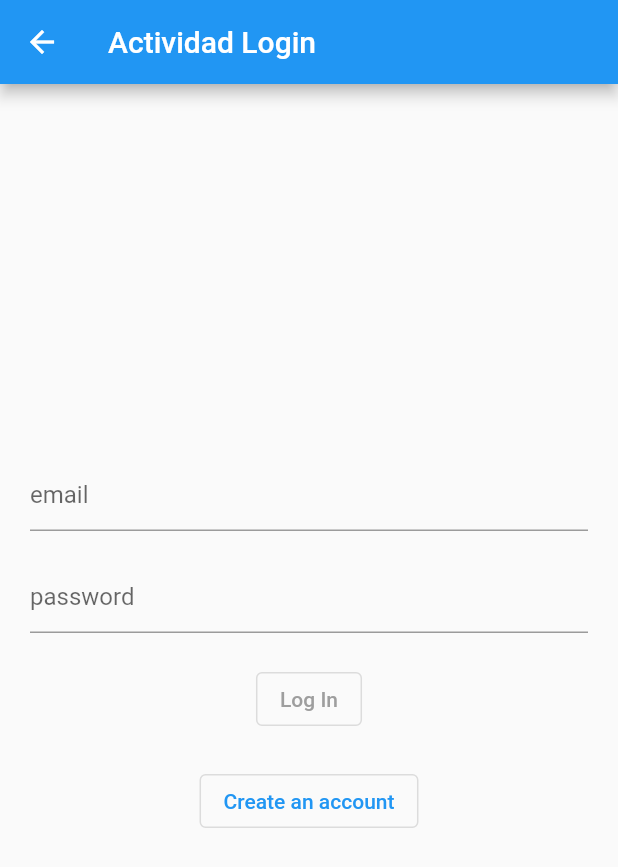
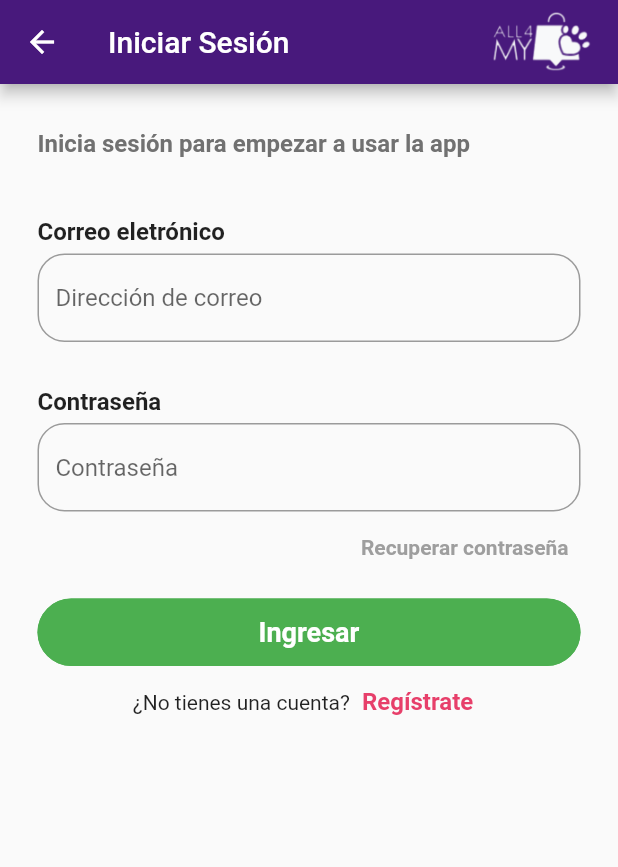
Before and after one commit to 203429/programacion_movil, a Flutter app: the Login screen opened directly, on a phone screen of 412 x 824 dp. Shown: the top 867 px of the screen. Run offline on Flutter 3.47's test engine with Material 2 defaults, Android fonts, the phone set to English and light mode, and no system bars; our stand-ins replace font_awesome_flutter.

Commit message:
login view updated

```diff
--- a/lib/pages/login.dart
+++ b/lib/pages/login.dart
@@ -7,40 +7,128 @@ class Login extends StatelessWidget {
   @override
   Widget build(BuildContext context) {
     return Scaffold(
-      appBar: AppBar(title: const Text("Actividad Login")),
+      appBar: AppBar(
+        title: Row(
+          mainAxisAlignment: MainAxisAlignment.spaceBetween,
+          children: [
+            const Text("Iniciar Sesión"),
+            Image.asset(
+              "assets/images/mini_logo.png",
+              width: 70,
+              height: 70,
+            ),
+          ],
+        ),
+        backgroundColor: const Color(0xff48197c),
+      ),
       body: Center(
         child: Padding(
-          padding: const EdgeInsets.only(top: 250),
-          child: SizedBox(
-            height: double.infinity,
-            width: double.infinity,
+          padding: const EdgeInsets.only(left: 25, right: 25),
+          child: LayoutBuilder(
+            builder:
+                (BuildContext context, BoxConstraints viewportConstraints) {
+              return SingleChildScrollView(
+                child: ConstrainedBox(
+                  constraints: BoxConstraints(
+                    minHeight: viewportConstraints.maxHeight,
+                  ),
                   child: Padding(
-              padding: const EdgeInsets.only(left: 20, right: 20),
+                    padding: const EdgeInsets.only(top: 30),
                     child: Column(
+                      crossAxisAlignment: CrossAxisAlignment.start,
                       children: [
                         const Padding(
-                    padding: EdgeInsets.only(bottom: 20),
-                    child: TextField(
-                      decoration: InputDecoration(hintText: ('email')),
+                          padding: EdgeInsets.only(bottom: 10),
+                          child: Text(
+                            "Inicia sesión para empezar a usar la app",
+                            style: TextStyle(
+                              fontWeight: FontWeight.bold,
+                              fontSize: 16,
+                              color: Color.fromARGB(255, 113, 113, 113),
+                            ),
                           ),
                         ),
                         const Padding(
-                    padding: EdgeInsets.only(bottom: 20),
-                    child: TextField(
-                      decoration: InputDecoration(hintText: ('password')),
+                          padding: EdgeInsets.only(top: 30, bottom: 5),
+                          child: Text(
+                            "Correo eletrónico",
+                            style: TextStyle(
+                                fontWeight: FontWeight.bold, fontSize: 16),
                           ),
                         ),
-                  OutlinedButton(
-                    style: ButtonStyle(
-                      foregroundColor:
-                          MaterialStateProperty.all<Color>(Colors.grey),
+                        TextField(
+                          decoration: InputDecoration(
+                            border: OutlineInputBorder(
+                              borderRadius: BorderRadius.circular(18),
+                            ),
+                            hintText: ('Dirección de correo'),
+                          ),
+                        ),
+                        const Padding(
+                          padding: EdgeInsets.only(top: 30, bottom: 5),
+                          child: Text(
+                            "Contraseña",
+                            style: TextStyle(
+                                fontWeight: FontWeight.bold, fontSize: 16),
+                          ),
+                        ),
+                        TextField(
+                          obscureText: true,
+                          decoration: InputDecoration(
+                            border: OutlineInputBorder(
+                              borderRadius: BorderRadius.circular(18),
+                            ),
+                            hintText: ('Contraseña'),
+                          ),
+                        ),
+                        Row(
+                          mainAxisAlignment: MainAxisAlignment.end,
+                          children: [
+                            TextButton(
+                              onPressed: () {},
+                              child: const Text(
+                                'Recuperar contraseña',
+                                style: TextStyle(
+                                    fontSize: 14,
+                                    fontWeight: FontWeight.bold,
+                                    color: Colors.grey),
+                              ),
+                            ),
+                          ],
+                        ),
+                        Padding(
+                          padding: const EdgeInsets.only(top: 10),
+                          child: SizedBox(
+                            width: double.infinity,
+                            height: 45,
+                            child: OutlinedButton(
+                              style: OutlinedButton.styleFrom(
+                                backgroundColor: Colors.green,
+                                shape: (RoundedRectangleBorder(
+                                  borderRadius: BorderRadius.circular(25),
+                                )),
+                                side: const BorderSide(
+                                  width: 2,
+                                  color: Colors.green,
+                                ),
+                              ),
+                              child: const Text(
+                                "Ingresar",
+                                style: TextStyle(
+                                  fontSize: 18,
+                                  fontWeight: FontWeight.bold,
+                                  color: Colors.white,
+                                ),
                               ),
                               onPressed: () {},
-                    child: const Text('Log In'),
                             ),
-                  Padding(
-                    padding: const EdgeInsets.only(top: 20),
-                    child: OutlinedButton(
+                          ),
+                        ),
+                        Row(
+                          mainAxisAlignment: MainAxisAlignment.center,
+                          children: [
+                            const Text("¿No tienes una cuenta?"),
+                            TextButton(
                               onPressed: () {
                                 Navigator.push(
                                   context,
@@ -48,43 +136,25 @@ class Login extends StatelessWidget {
                                       builder: (context) => const Register()),
                                 );
                               },
-                      child: const Text('Create an account'),
+                              child: const Text(
+                                'Regístrate',
+                                style: TextStyle(
+                                    fontSize: 16,
+                                    fontWeight: FontWeight.bold,
+                                    color: Color(0xffe73f6a)),
                               ),
                             ),
                           ],
                         ),
+                      ],
                     ),
+                  ),
+                ),
+              );
+            },
           ),
         ),
       ),
     );
   }
 }
-
-
-
-      // body: Center(
-      //   child: Padding(
-      //     padding: const EdgeInsets.only(top: 550),
-      //     child: SizedBox(
-      //       height: double.infinity,
-      //       width: double.infinity,
-      //       child: Padding(
-      //         padding: const EdgeInsets.only(left: 20, right: 20),
-      //         child: Column(
-      //           children: const [
-      //             Padding(
-      //               padding: EdgeInsets.only(bottom: 20),
-      //               child: TextField(
-      //                 decoration: InputDecoration(hintText: ('email')),
-      //               ),
-      //             ),
-      //             TextField(
-      //               decoration: InputDecoration(hintText: ('password')),
-      //             ),
-      //           ],
-      //         ),
-      //       ),
-      //     ),
-      //   ),
-      // ),
--- a/lib/pages/register.dart
+++ b/lib/pages/register.dart
@@ -1,4 +1,5 @@
 import 'package:flutter/material.dart';
+import 'package:my_first_app/pages/login.dart';
 
 class Register extends StatefulWidget {
   const Register({super.key});
@@ -173,7 +174,13 @@ class _RegisterState extends State<Register> {
                           children: <Widget>[
                             const Text("¿Ya tienes una cuenta?"),
                             TextButton(
-                              onPressed: () {},
+                              onPressed: () {
+                                Navigator.push(
+                                  context,
+                                  MaterialPageRoute(
+                                      builder: (context) => const Login()),
+                                );
+                              },
                               child: const Text(
                                 'Iniciar Sesión',
                                 style: TextStyle(
--- a/lib/screens/splash_view.dart
+++ b/lib/screens/splash_view.dart
@@ -1,5 +1,6 @@
 import 'package:flutter/material.dart';
 import 'package:font_awesome_flutter/font_awesome_flutter.dart';
+import 'package:my_first_app/pages/login.dart';
 import 'package:my_first_app/pages/register.dart';
 
 class SplashView extends StatefulWidget {
@@ -126,7 +127,13 @@ class _SplashViewState extends State<SplashView> {
                 children: <Widget>[
                   const Text("¿Ya tienes una cuenta?"),
                   TextButton(
-                    onPressed: () {},
+                    onPressed: () {
+                      Navigator.push(
+                        context,
+                        MaterialPageRoute(
+                            builder: (context) => const Login()),
+                      );
+                    },
                     child: const Text(
                       'Iniciar Sesión',
                       style: TextStyle(
```
Lines whose indentation alone changed are shown as unchanged.
